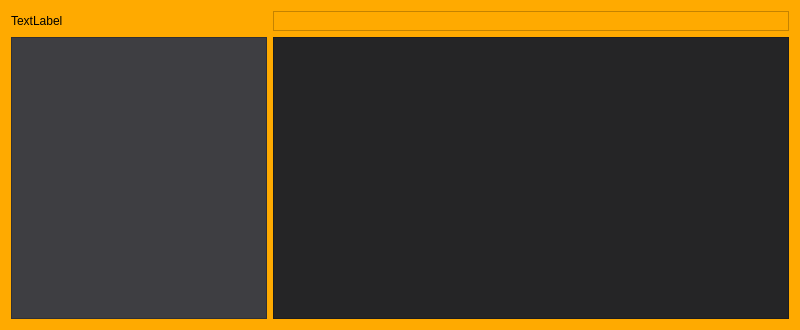
The window that VideoEditor/TimeLine.ui (zeneksashy/VideoEditor) describes before a commit, drawn with Qt 5.
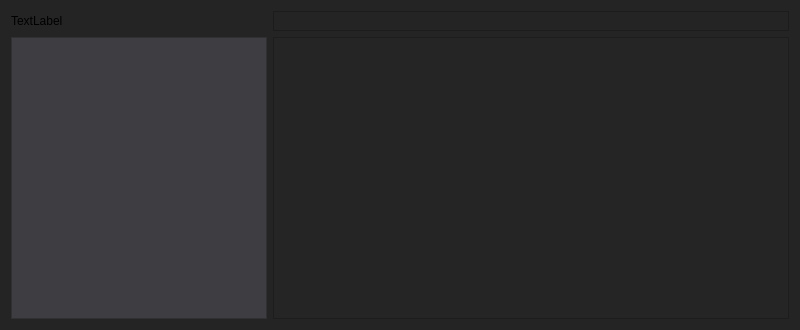
The same window after the commit.

```diff
--- a/VideoEditor/TimeLine.ui
+++ b/VideoEditor/TimeLine.ui
@@ -28,8 +28,9 @@
   <property name="styleSheet">
    <string notr="true">QWidget
 {
-background-color:rgb(255, 170, 0)
-}</string>
+background: rgb(36, 36, 36);
+}
+</string>
   </property>
   <layout class="QVBoxLayout" name="verticalLayout">
    <item>
```
Left out of the diff: 127 changed lines with no effect on the pictures.
